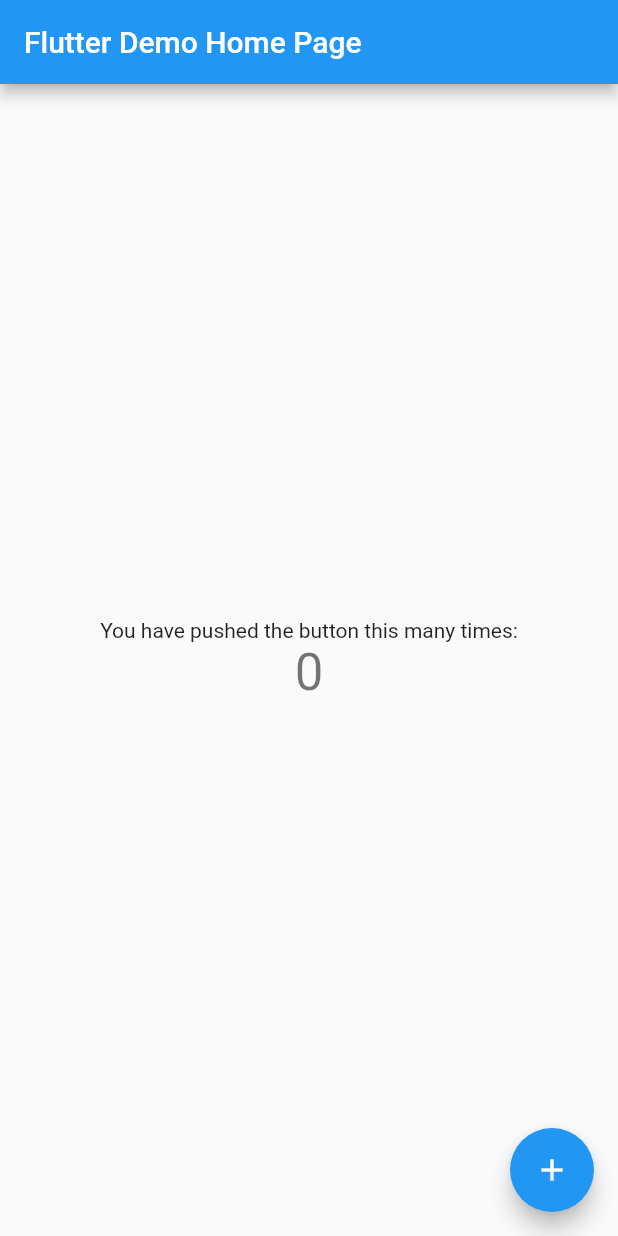
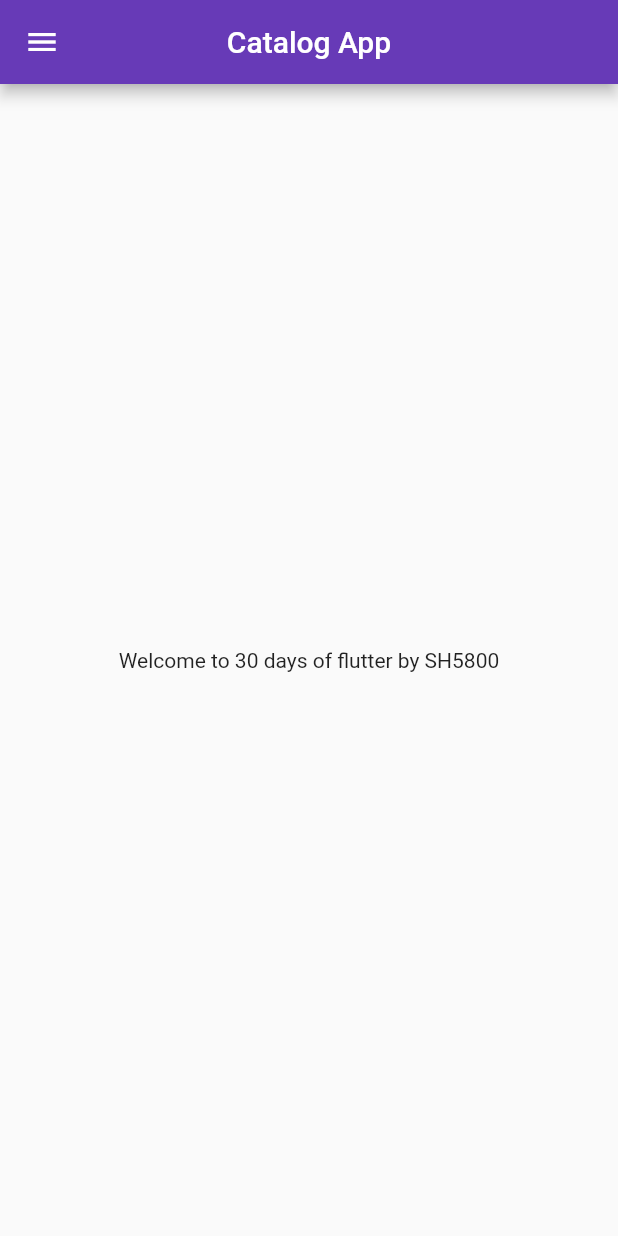
Before and after one commit to sh5800/Flutter-Catalog-app, a Flutter app: the screen it shows after launch, on a phone screen of 412 x 824 dp. Run offline on Flutter 3.47's test engine with Material 2 defaults, Android fonts, the phone set to English and light mode, and no system bars.

```diff
--- a/lib/main.dart
+++ b/lib/main.dart
@@ -1,115 +1,38 @@
+import 'package:catalog_app/pages/login_page.dart';
+
+import 'pages/home_page.dart';
 import 'package:flutter/material.dart';
 
 void main() {
-  runApp(const MyApp());
+  runApp(MyApp());
 }
 
 class MyApp extends StatelessWidget {
-  const MyApp({Key? key}) : super(key: key);
+  // const MyApp({Key? key}) : super(key: key);
 
-  // This widget is the root of your application.
   @override
   Widget build(BuildContext context) {
+    // double pi = 3.14;
+    // bool isMale = true;
+    // num temp = 30.5;
+
+    // var day = "Tuesday";
+    // const pI = 3.14;
+
     return MaterialApp(
-      title: 'Flutter Demo',
-      theme: ThemeData(
-        // This is the theme of your application.
-        //
-        // Try running your application with "flutter run". You'll see the
-        // application has a blue toolbar. Then, without quitting the app, try
-        // changing the primarySwatch below to Colors.green and then invoke
-        // "hot reload" (press "r" in the console where you ran "flutter run",
-        // or simply save your changes to "hot reload" in a Flutter IDE).
-        // Notice that the counter didn't reset back to zero; the application
-        // is not restarted.
-        primarySwatch: Colors.blue,
+      debugShowCheckedModeBanner: false,
+      // home: HomePage(),
+      themeMode: ThemeMode.light,
+      theme: ThemeData(primarySwatch: Colors.deepPurple),
+      darkTheme: ThemeData(
+        brightness: Brightness.dark,
       ),
-      home: const MyHomePage(title: 'Flutter Demo Home Page'),
+      initialRoute: "/home",
+      routes: {
+        "/":(context) => LoginPage(),
+        "/home": (context)=>HomePage(),
+        "/login":(context) => LoginPage(),
+      },
     );
   }
 }
-
-class MyHomePage extends StatefulWidget {
-  const MyHomePage({Key? key, required this.title}) : super(key: key);
-
-  // This widget is the home page of your application. It is stateful, meaning
-  // that it has a State object (defined below) that contains fields that affect
-  // how it looks.
-
-  // This class is the configuration for the state. It holds the values (in this
-  // case the title) provided by the parent (in this case the App widget) and
-  // used by the build method of the State. Fields in a Widget subclass are
-  // always marked "final".
-
-  final String title;
-
-  @override
-  State<MyHomePage> createState() => _MyHomePageState();
-}
-
-class _MyHomePageState extends State<MyHomePage> {
-  int _counter = 0;
-
-  void _incrementCounter() {
-    setState(() {
-      // This call to setState tells the Flutter framework that something has
-      // changed in this State, which causes it to rerun the build method below
-      // so that the display can reflect the updated values. If we changed
-      // _counter without calling setState(), then the build method would not be
-      // called again, and so nothing would appear to happen.
-      _counter++;
-    });
-  }
-
-  @override
-  Widget build(BuildContext context) {
-    // This method is rerun every time setState is called, for instance as done
-    // by the _incrementCounter method above.
-    //
-    // The Flutter framework has been optimized to make rerunning build methods
-    // fast, so that you can just rebuild anything that needs updating rather
-    // than having to individually change instances of widgets.
-    return Scaffold(
-      appBar: AppBar(
-        // Here we take the value from the MyHomePage object that was created by
-        // the App.build method, and use it to set our appbar title.
-        title: Text(widget.title),
-      ),
-      body: Center(
-        // Center is a layout widget. It takes a single child and positions it
-        // in the middle of the parent.
-        child: Column(
-          // Column is also a layout widget. It takes a list of children and
-          // arranges them vertically. By default, it sizes itself to fit its
-          // children horizontally, and tries to be as tall as its parent.
-          //
-          // Invoke "debug painting" (press "p" in the console, choose the
-          // "Toggle Debug Paint" action from the Flutter Inspector in Android
-          // Studio, or the "Toggle Debug Paint" command in Visual Studio Code)
-          // to see the wireframe for each widget.
-          //
-          // Column has various properties to control how it sizes itself and
-          // how it positions its children. Here we use mainAxisAlignment to
-          // center the children vertically; the main axis here is the vertical
-          // axis because Columns are vertical (the cross axis would be
-          // horizontal).
-          mainAxisAlignment: MainAxisAlignment.center,
-          children: <Widget>[
-            const Text(
-              'You have pushed the button this many times:',
-            ),
-            Text(
-              '$_counter',
-              style: Theme.of(context).textTheme.headline4,
-            ),
-          ],
-        ),
-      ),
-      floatingActionButton: FloatingActionButton(
-        onPressed: _incrementCounter,
-        tooltip: 'Increment',
-        child: const Icon(Icons.add),
-      ), // This trailing comma makes auto-formatting nicer for build methods.
-    );
-  }
-}
--- /dev/null
+++ b/lib/pages/home_page.dart
@@ -0,0 +1,24 @@
+import 'package:flutter/material.dart';
+
+class HomePage extends StatelessWidget {
+  // const HomePage({Key? key}) : super(key: key);
+
+  @override
+  Widget build(BuildContext context) {
+    final int days = 30;
+    final String name = "SH5800";
+
+    return Scaffold(
+      appBar: AppBar(
+        title: Text("Catalog App"),
+        centerTitle: true,
+      ),
+      body: Center(
+        child: Container(
+          child: Text("Welcome to $days days of flutter by $name"),
+        ),
+      ),
+      drawer: Drawer(),
+    );
+  }
+}
--- /dev/null
+++ b/lib/pages/login_page.dart
@@ -0,0 +1,20 @@
+import 'package:flutter/material.dart';
+
+class LoginPage extends StatelessWidget {
+  // const LoginPage({Key? key}) : super(key: key);
+
+  @override
+  Widget build(BuildContext context) {
+    return Material(
+      child: Center(
+        child: Text("Login Page",
+        style: TextStyle(
+          fontSize: 20,
+          color: Colors.blue,
+          fontWeight: FontWeight.bold,
+        ),
+        ),
+      ),
+    );
+  }
+}
```
Also changed, not shown: 1 other file.
